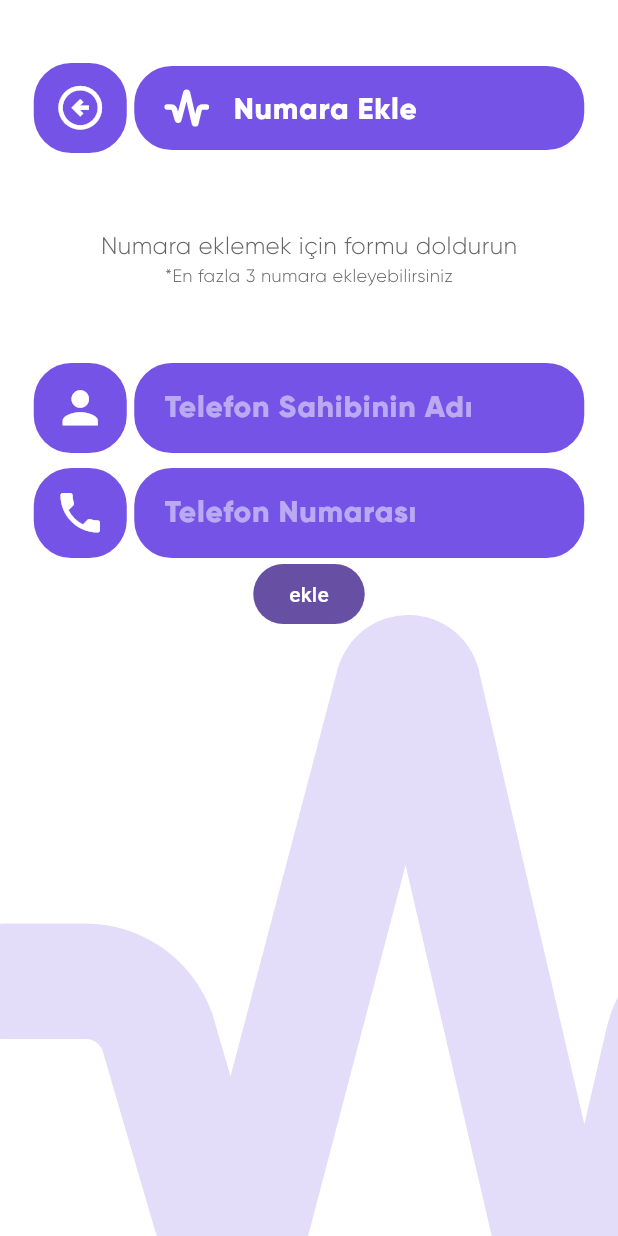
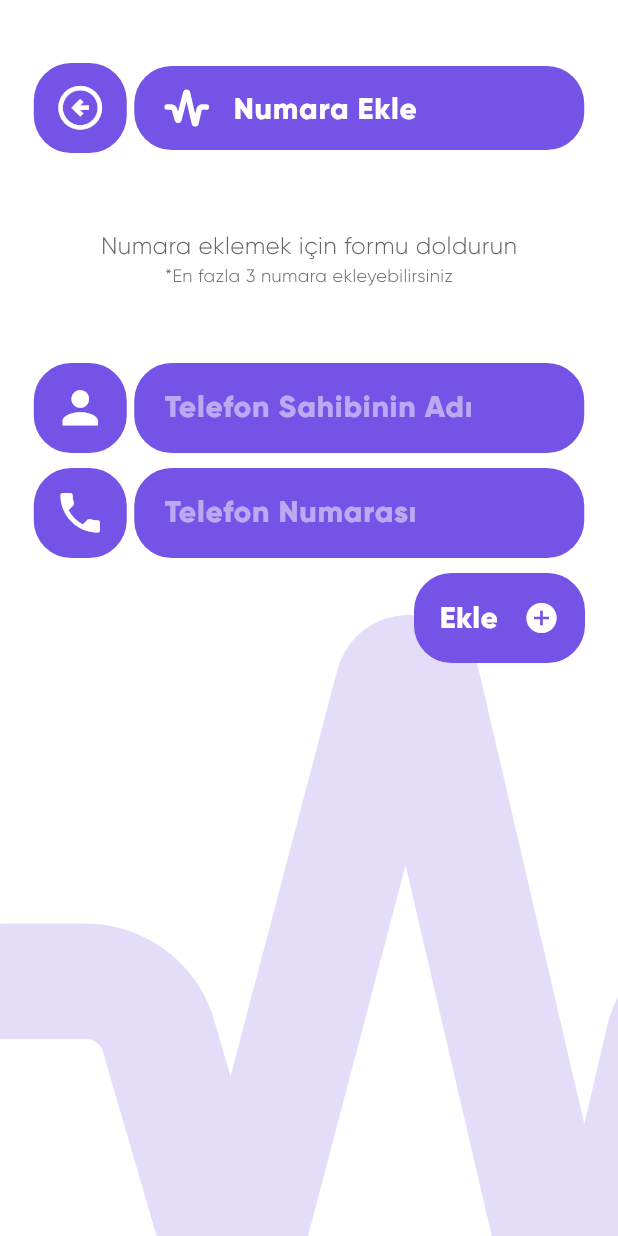
Before and after one commit to alihangedik/buradayim, a Flutter app: the NumberAdd screen opened directly, on a phone screen of 412 x 824 dp. Run offline on Flutter 3.47's test engine with Material 2 defaults, Android fonts, the phone set to English and light mode, and no system bars; our stand-ins replace flutter_svg, internet_connection_checker.

Commit message:
number add list add and remove

```diff
--- a/lib/constant/svg.dart
+++ b/lib/constant/svg.dart
@@ -42,4 +42,10 @@ class AppSvg {
   <path id="Icon_ionic-ios-send" data-name="Icon ionic-ios-send" d="M83.578,4.686,5.516,38.709a1.789,1.789,0,0,0,.064,3.253L26.7,53.892a3.4,3.4,0,0,0,3.891-.383L72.223,17.615c.276-.234.936-.68,1.191-.425.276.276-.149.914-.383,1.191L37.009,58.953a3.393,3.393,0,0,0-.34,4.062l13.8,22.136a1.8,1.8,0,0,0,3.232-.043L85.981,7.046A1.79,1.79,0,0,0,83.578,4.686Z" transform="translate(-4.503 -4.503)" fill="#fff"/>
 </svg>
 """;
+
+  static const trash =
+      """<svg xmlns="http://www.w3.org/2000/svg" width="17.5" height="20" viewBox="0 0 17.5 20">
+  <path id="Icon_awesome-trash" data-name="Icon awesome-trash" d="M16.875,1.25H12.188L11.82.52A.938.938,0,0,0,10.98,0H6.516A.927.927,0,0,0,5.68.52l-.367.73H.625A.625.625,0,0,0,0,1.875v1.25a.625.625,0,0,0,.625.625h16.25a.625.625,0,0,0,.625-.625V1.875A.625.625,0,0,0,16.875,1.25ZM2.078,18.242A1.875,1.875,0,0,0,3.949,20h9.6a1.875,1.875,0,0,0,1.871-1.758L16.25,5h-15Z" fill="#fff"/>
+</svg>
+""";
 }
--- a/lib/pages/number_add.dart
+++ b/lib/pages/number_add.dart
@@ -3,6 +3,7 @@ import 'package:buradayim/constant/color.dart';
 import 'package:buradayim/constant/svg.dart';
 
 import 'package:flutter/material.dart';
+import 'package:flutter/services.dart';
 import 'package:flutter_svg/svg.dart';
 
 class NumberAdd extends StatefulWidget {
@@ -23,6 +24,7 @@ class _NumberAddState extends State<NumberAdd> {
   }
 
   List phoneList = [];
+  List nameList = [];
   bool isTap = false;
   @override
   Widget build(BuildContext context) {
@@ -68,26 +70,106 @@ class _NumberAddState extends State<NumberAdd> {
                   ),
                 ),
                 tfWrap(context, Icons.person, 'Telefon Sahibinin Adı', tfName,
-                    TextInputType.text),
+                    TextInputType.text, []),
                 const SizedBox(
                   height: 10,
                 ),
                 tfWrap(context, Icons.phone, 'Telefon Numarası', tfPhone,
-                    TextInputType.phone),
-                FilledButton(
-                    onPressed: () {
-                      if (phoneList.length < 3) {
+                    TextInputType.phone, [
+                  FilteringTextInputFormatter.digitsOnly,
+                  LengthLimitingTextInputFormatter(11),
+                ]),
+                Container(
+                  width: double.infinity,
+                  alignment: Alignment.centerRight,
+                  child: InkWell(
+                    splashColor: AppColor.transp,
+                    highlightColor: AppColor.transp,
+                    onTap: () {
+                      if (phoneList.length < 3 &&
+                          tfName.text.isNotEmpty &&
+                          tfName.text != '' &&
+                          !phoneList.contains(tfPhone.text)) {
                         phoneList.add(tfPhone.text);
                         setState(() {});
                       }
+
+                      if (nameList.length < 3 &&
+                          tfPhone.text.isNotEmpty &&
+                          tfPhone.text.length < 12 &&
+                          !nameList.contains(tfName.text)) {
+                        nameList.add(tfName.text);
+                        setState(() {});
+                      }
                     },
-                    child: const Text('ekle')),
+                    child: Padding(
+                      padding: const EdgeInsets.symmetric(vertical: 10.0),
+                      child: Container(
+                        decoration: BoxDecoration(
+                            color: AppColor.purple,
+                            borderRadius: BorderRadius.circular(25)),
+                        width: 114,
+                        height: 60,
+                        child: Row(
+                          mainAxisAlignment: MainAxisAlignment.spaceEvenly,
+                          children: const [
+                            Text(
+                              'Ekle',
+                              style: TextStyle(
+                                  fontFamily: 'Gilroy-ExtraBold',
+                                  fontSize: 20,
+                                  color: AppColor.white),
+                            ),
+                            Icon(
+                              Icons.add_circle,
+                              size: 24,
+                              color: AppColor.white,
+                            )
+                          ],
+                        ),
+                      ),
+                    ),
+                  ),
+                ),
                 SizedBox(
-                  height: 200,
+                  height: MediaQuery.of(context).size.height / 2.3,
                   child: ListView.builder(
+                    physics: const NeverScrollableScrollPhysics(),
                     itemCount: phoneList.length,
                     itemBuilder: (context, index) {
-                      return Text(phoneList[index].toString());
+                      return Padding(
+                        padding: const EdgeInsets.symmetric(vertical: 10),
+                        child: ListTile(
+                          shape: const RoundedRectangleBorder(
+                              borderRadius:
+                                  BorderRadius.all(Radius.circular(25))),
+                          contentPadding: const EdgeInsets.symmetric(
+                              vertical: 10, horizontal: 33),
+                          trailing: IconButton(
+                              onPressed: () {
+                                setState(() {
+                                  phoneList.remove(phoneList[index]);
+                                  nameList.remove(nameList[index]);
+                                });
+                              },
+                              icon: SvgPicture.string(AppSvg.trash)),
+                          tileColor: AppColor.purple,
+                          title: Text(
+                            nameList[index],
+                            style: const TextStyle(
+                                fontFamily: 'Gilroy-ExtraBold',
+                                fontSize: 20,
+                                color: AppColor.white),
+                          ),
+                          subtitle: Text(
+                            '+9${phoneList[index]}',
+                            style: const TextStyle(
+                                fontFamily: 'Gilroy-ExtraBold',
+                                fontSize: 20,
+                                color: AppColor.white),
+                          ),
+                        ),
+                      );
                     },
                   ),
                 )
@@ -99,7 +181,8 @@ class _NumberAddState extends State<NumberAdd> {
     );
   }
 
-  Wrap tfWrap(BuildContext context, icon, title, controller, type) {
+  Wrap tfWrap(BuildContext context, icon, title, controller, type,
+      List<TextInputFormatter> formatter) {
     return Wrap(
       direction: Axis.horizontal,
       runAlignment: WrapAlignment.center,
@@ -129,14 +212,15 @@ class _NumberAddState extends State<NumberAdd> {
           height: 60,
           width: 300,
           decoration: BoxDecoration(
-                color: AppColor.purple,
-                borderRadius: BorderRadius.circular(25)),
+              color: AppColor.purple, borderRadius: BorderRadius.circular(25)),
           child: Padding(
-              padding:
-                  const EdgeInsets.symmetric(vertical: 5.0, horizontal: 20),
-              child: TextField(
+            padding: const EdgeInsets.symmetric(vertical: 5.0, horizontal: 20),
+            child: TextFormField(
               style: const TextStyle(
-                    color: AppColor.white, fontFamily: 'Gilroy'),
+                  color: AppColor.white,
+                  fontFamily: 'Gilroy-ExtraBold',
+                  fontSize: 20),
+              inputFormatters: formatter,
               keyboardType: type,
               controller: controller,
               decoration: InputDecoration(
@@ -145,9 +229,11 @@ class _NumberAddState extends State<NumberAdd> {
                 hintStyle: TextStyle(
                     fontFamily: 'Gilroy-ExtraBold',
                     color: AppColor.white.withOpacity(0.5),
-                        fontSize: 20)),
+                    fontSize: 20),
               ),
-            )),
+            ),
+          ),
+        ),
       ],
     );
   }
```
Lines whose indentation alone changed are shown as unchanged.
